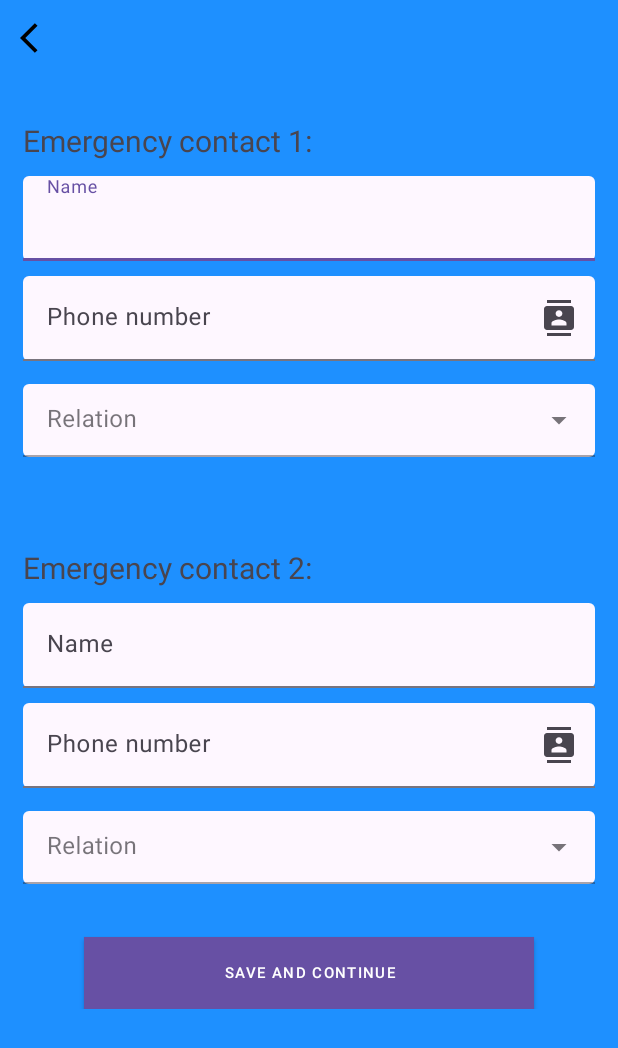
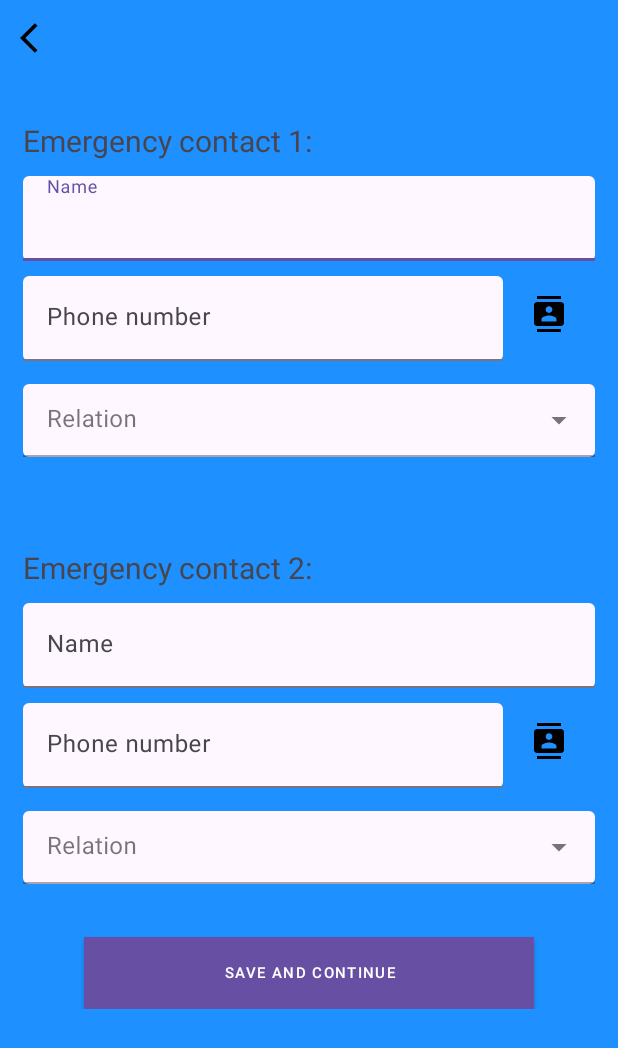
Before and after one commit to dcit202Andriod/Group-48, an Android app: the Form3Activity screen opened directly, with no data from a screen before it, on a phone screen of 412 x 824 dp. Shown: the top 1048 px of the screen. Run offline under Robolectric (Android 15) with nearby library versions, the phone set to English and light mode, and no system bars.

Commit message:
Project updated

```diff
--- a/app/src/main/res/layout/activity_form3.xml
+++ b/app/src/main/res/layout/activity_form3.xml
@@ -52,14 +52,20 @@
                     android:hint="Name"
                     android:inputType="text" />
             </com.google.android.material.textfield.TextInputLayout>
+
+            <LinearLayout
+                android:layout_width="match_parent"
+                android:layout_height="wrap_content"
+                android:orientation="horizontal">
+
+
                 <com.google.android.material.textfield.TextInputLayout
                     android:id="@+id/text_input_phoneNumber1"
-                android:layout_width="match_parent"
+                    android:layout_width="320dp"
                     android:layout_height="wrap_content"
                     android:layout_marginBottom="10dp"
                     app:boxBackgroundMode="filled"
                     app:errorEnabled="true"
-                app:endIconDrawable="@drawable/baseline_contacts_24"
                     app:endIconMode="custom">
 
                     <com.google.android.material.textfield.TextInputEditText
@@ -68,6 +74,17 @@
                         android:hint="Phone number"
                         android:inputType="number" />
                 </com.google.android.material.textfield.TextInputLayout>
+
+                <ImageButton
+                    android:id="@+id/contacts_image_btn"
+                    android:layout_width="0dp"
+                    android:layout_height="50dp"
+                    android:layout_weight="1"
+                    android:background="@android:color/transparent"
+                    android:src="@drawable/baseline_contacts_24"
+                    android:clickable="true"
+                    android:onClick="myClickHandler" />
+            </LinearLayout>
 
             <LinearLayout
                 android:layout_width="match_parent"
@@ -118,22 +135,39 @@
                     android:hint="Name"
                     android:inputType="text" />
             </com.google.android.material.textfield.TextInputLayout>
+
+            <LinearLayout
+                android:layout_width="match_parent"
+                android:layout_height="wrap_content"
+                android:orientation="horizontal">
+
+
                 <com.google.android.material.textfield.TextInputLayout
                     android:id="@+id/text_input_phoneNumber2"
-                android:layout_width="match_parent"
+                    android:layout_width="320dp"
                     android:layout_height="wrap_content"
                     android:layout_marginBottom="10dp"
                     app:boxBackgroundMode="filled"
                     app:errorEnabled="true"
-                app:endIconDrawable="@drawable/baseline_contacts_24"
                     app:endIconMode="custom">
 
                     <com.google.android.material.textfield.TextInputEditText
                         android:layout_width="match_parent"
                         android:layout_height="wrap_content"
                         android:hint="Phone number"
-                    android:inputType="phone" />
+                        android:inputType="number" />
                 </com.google.android.material.textfield.TextInputLayout>
+
+                <ImageButton
+                    android:id="@+id/contacts_image_btn2"
+                    android:layout_width="0dp"
+                    android:layout_height="50dp"
+                    android:layout_weight="1"
+                    android:background="@android:color/transparent"
+                    android:src="@drawable/baseline_contacts_24"
+                    android:clickable="true"
+                    android:onClick="myClickHandler" />
+            </LinearLayout>
 
             <LinearLayout
                 android:layout_width="match_parent"
```
Lines whose indentation alone changed are shown as unchanged.
